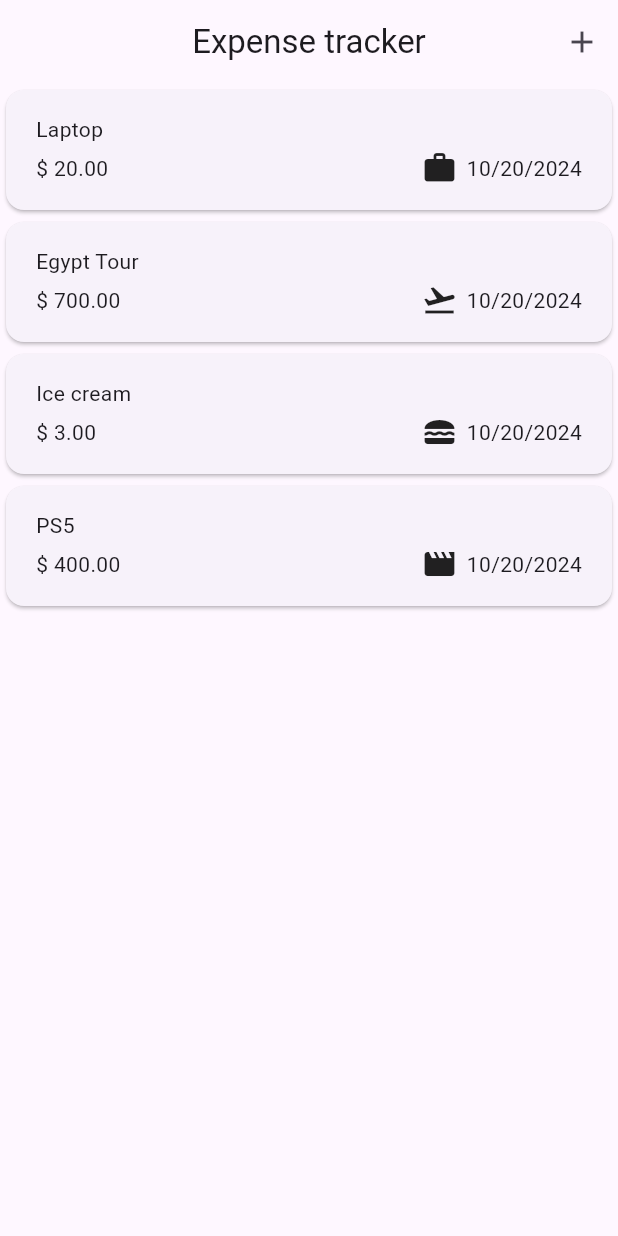
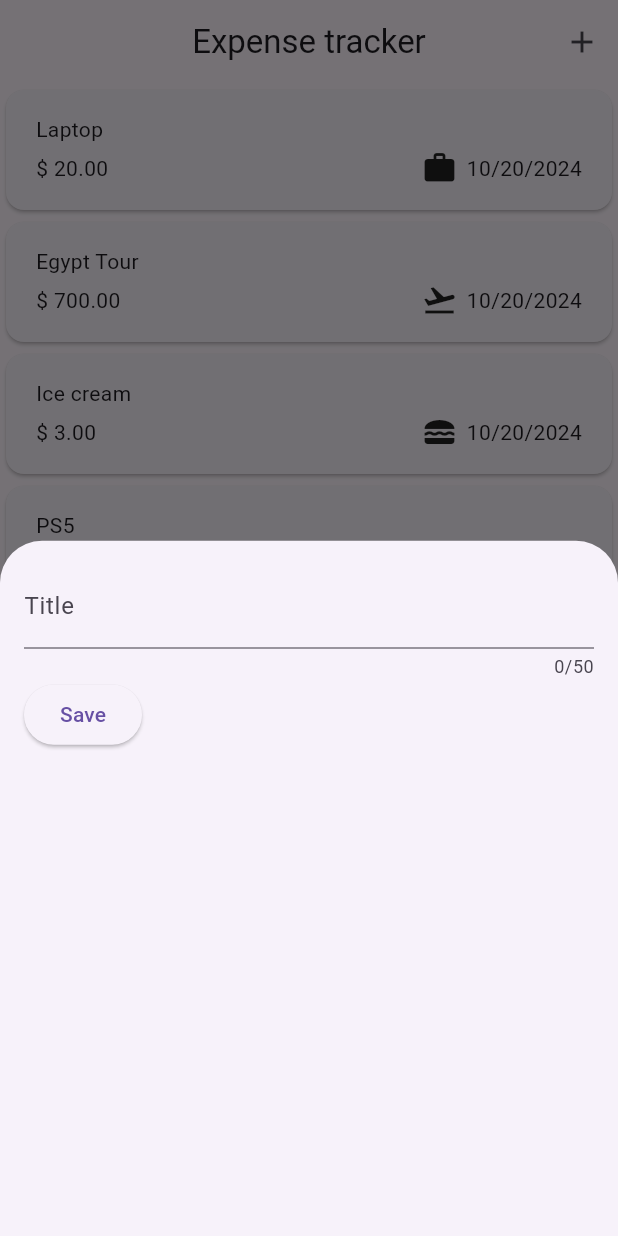
Before and after one commit to Polinaphlej02/expense_tracker, a Flutter app: the screen it shows after launch, after a tap on the "add" icon, on a phone screen of 412 x 824 dp. Run offline on Flutter 3.47's test engine with Material 3 defaults, Android fonts, the phone set to English and light mode, and no system bars.

Commit message:
Added modal bottom sheet with the first text controller

```diff
--- a/lib/expenses.dart
+++ b/lib/expenses.dart
@@ -1,4 +1,5 @@
 import 'package:expense_tracker/widgets/expenses_list/expenses_list.dart';
+import 'package:expense_tracker/widgets/new_expense.dart';
 import 'package:flutter/material.dart';
 
 import 'models/expense.dart';
@@ -38,18 +39,20 @@ class _ExpensesState extends State<Expenses> {
     )
   ];
 
+  void _openAddOverlay() {
+    showModalBottomSheet(
+      context: context,
+      builder: (ctx) => NewExpense(),
+      );
+  }
+
   @override
   Widget build(BuildContext context) {
     return Scaffold(
       appBar: AppBar(
         title: const Text("Expense tracker"),
         centerTitle: true,
-        actions: [
-          IconButton(
-            onPressed: () {},
-            icon: Icon(Icons.add)
-            )
-        ],
+        actions: [IconButton(onPressed: _openAddOverlay, icon: Icon(Icons.add))],
       ),
       body: Column(
         children: [
--- /dev/null
+++ b/lib/widgets/new_expense.dart
@@ -0,0 +1,48 @@
+import 'package:flutter/material.dart';
+
+
+class NewExpense extends StatefulWidget {
+  const NewExpense({super.key});
+
+  @override
+  State<NewExpense> createState() => _NewExpenseState();
+}
+
+class _NewExpenseState extends State<NewExpense> {
+  @override
+  Widget build(BuildContext context) {
+
+    final _titleController = TextEditingController();
+
+    @override
+    void dispose() {
+      _titleController.dispose();
+      super.dispose();
+    }
+
+    return Padding(
+      padding: EdgeInsets.all(16),
+      child: Column(
+        children: [
+          TextField(
+            controller: _titleController,
+            maxLength: 50,
+            decoration: InputDecoration(
+              label: Text("Title"),
+            ),
+          ),
+          Row(
+            children: [
+              ElevatedButton(
+                 onPressed: () {
+                   print(_titleController.text);
+                },
+                child: const Text("Save"),
+                )
+            ],
+          )
+        ],
+      ),
+      );
+  }
+}
```
